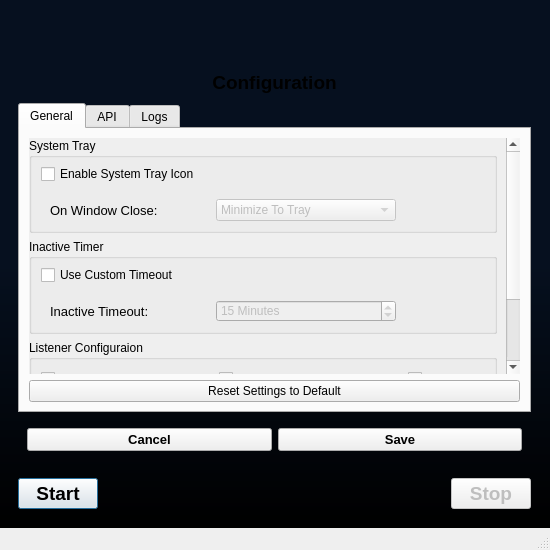
The window that src/ui/forms/mainwindow.ui (bitcap-co/bitcap-ipr) describes before a commit, drawn with Qt 5.
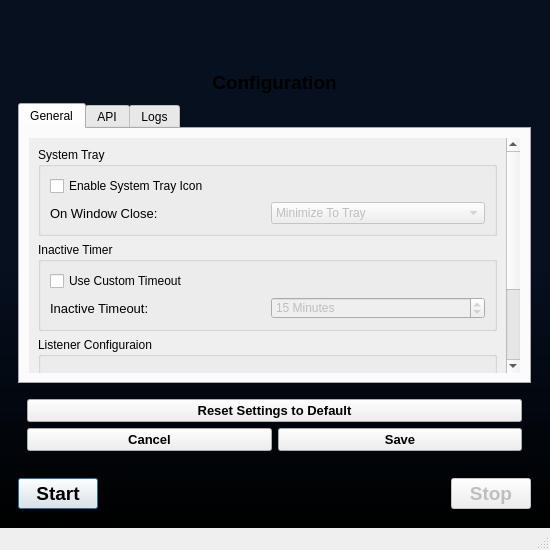
The same window after the commit. The open tabs and pages were chosen to show the change.

Diff of the .ui file:
```diff
--- a/src/ui/forms/mainwindow.ui
+++ b/src/ui/forms/mainwindow.ui
@@ -423,41 +423,17 @@
                       <rect>
                        <x>0</x>
                        <y>0</y>
-                       <width>478</width>
-                       <height>361</height>
+                       <width>477</width>
+                       <height>383</height>
                       </rect>
                      </property>
                      <layout class="QVBoxLayout" name="verticalLayout_19">
-                      <property name="leftMargin">
-                       <number>0</number>
-                      </property>
-                      <property name="topMargin">
-                       <number>0</number>
-                      </property>
-                      <property name="rightMargin">
-                       <number>9</number>
-                      </property>
-                      <property name="bottomMargin">
-                       <number>0</number>
-                      </property>
                       <item>
                        <widget class="QGroupBox" name="groupSystemTray">
                         <property name="title">
                          <string>System Tray</string>
                         </property>
                         <layout class="QVBoxLayout" name="verticalLayout_5">
-                         <property name="leftMargin">
-                          <number>9</number>
-                         </property>
-                         <property name="topMargin">
-                          <number>6</number>
-                         </property>
-                         <property name="rightMargin">
-                          <number>0</number>
-                         </property>
-                         <property name="bottomMargin">
-                          <number>0</number>
-                         </property>
                          <item>
                           <widget class="QCheckBox" name="checkEnableSysTray">
                            <property name="sizePolicy">
@@ -474,6 +450,18 @@
                          <item>
                           <widget class="QWidget" name="hwrapper_2" native="true">
                            <layout class="QHBoxLayout" name="horizontalLayout_7">
+                            <property name="leftMargin">
+                             <number>0</number>
+                            </property>
+                            <property name="topMargin">
+                             <number>0</number>
+                            </property>
+                            <property name="rightMargin">
+                             <number>0</number>
+                            </property>
+                            <property name="bottomMargin">
+                             <number>0</number>
+                            </property>
                             <item>
                              <widget class="QLabel" name="label_4">
                               <property name="font">
@@ -490,15 +478,6 @@
                              </widget>
                             </item>
                             <item>
-                             <widget class="QWidget" name="splitter_5" native="true">
-                              <layout class="QHBoxLayout" name="horizontalLayout_19">
-                               <property name="topMargin">
-                                <number>0</number>
-                               </property>
-                               <property name="bottomMargin">
-                                <number>0</number>
-                               </property>
-                               <item>
                                 <widget class="QComboBox" name="comboOnWindowClose">
                                  <property name="enabled">
                                   <bool>false</bool>
@@ -533,25 +512,6 @@
                                  </item>
                                 </widget>
                                </item>
-                               <item>
-                                <spacer name="horizontalSpacer_8">
-                                 <property name="orientation">
-                                  <enum>Qt::Orientation::Horizontal</enum>
-                                 </property>
-                                 <property name="sizeType">
-                                  <enum>QSizePolicy::Policy::Preferred</enum>
-                                 </property>
-                                 <property name="sizeHint" stdset="0">
-                                  <size>
-                                   <width>80</width>
-                                   <height>20</height>
-                                  </size>
-                                 </property>
-                                </spacer>
-                               </item>
-                              </layout>
-                             </widget>
-                            </item>
                            </layout>
                           </widget>
                          </item>
@@ -564,15 +524,6 @@
                          <string>Inactive Timer</string>
                         </property>
                         <layout class="QVBoxLayout" name="verticalLayout_14">
-                         <property name="topMargin">
-                          <number>6</number>
-                         </property>
-                         <property name="rightMargin">
-                          <number>0</number>
-                         </property>
-                         <property name="bottomMargin">
-                          <number>0</number>
-                         </property>
                          <item>
                           <widget class="QCheckBox" name="checkUseCustomTimeout">
                            <property name="text">
@@ -586,6 +537,18 @@
                          <item>
                           <widget class="QWidget" name="hwrapper_13" native="true">
                            <layout class="QHBoxLayout" name="horizontalLayout_28">
+                            <property name="leftMargin">
+                             <number>0</number>
+                            </property>
+                            <property name="topMargin">
+                             <number>0</number>
+                            </property>
+                            <property name="rightMargin">
+                             <number>0</number>
+                            </property>
+                            <property name="bottomMargin">
+                             <number>0</number>
+                            </property>
                             <item>
                              <widget class="QLabel" name="label_9">
                               <property name="font">
@@ -602,15 +565,6 @@
                              </widget>
                             </item>
                             <item>
-                             <widget class="QWidget" name="splitter_6" native="true">
-                              <layout class="QHBoxLayout" name="horizontalLayout_29">
-                               <property name="topMargin">
-                                <number>0</number>
-                               </property>
-                               <property name="bottomMargin">
-                                <number>0</number>
-                               </property>
-                               <item>
                                 <widget class="QSpinBox" name="spinInactiveTimeout">
                                  <property name="enabled">
                                   <bool>false</bool>
@@ -659,25 +613,6 @@
                                  </property>
                                 </widget>
                                </item>
-                               <item>
-                                <spacer name="horizontalSpacer_9">
-                                 <property name="orientation">
-                                  <enum>Qt::Orientation::Horizontal</enum>
-                                 </property>
-                                 <property name="sizeType">
-                                  <enum>QSizePolicy::Policy::Preferred</enum>
-                                 </property>
-                                 <property name="sizeHint" stdset="0">
-                                  <size>
-                                   <width>80</width>
-                                   <height>20</height>
-                                  </size>
-                                 </property>
-                                </spacer>
-                               </item>
-                              </layout>
-                             </widget>
-                            </item>
                            </layout>
                           </widget>
                          </item>
@@ -690,35 +625,11 @@
                          <string>Listener Configuraion</string>
                         </property>
                         <layout class="QVBoxLayout" name="verticalLayout_11">
-                         <property name="leftMargin">
-                          <number>0</number>
-                         </property>
-                         <property name="topMargin">
-                          <number>0</number>
-                         </property>
-                         <property name="rightMargin">
-                          <number>0</number>
-                         </property>
-                         <property name="bottomMargin">
-                          <number>0</number>
-                         </property>
                          <item>
                           <widget class="QWidget" name="hwrapper_9" native="true">
                            <layout class="QHBoxLayout" name="horizontalLayout_20">
                             <property name="spacing">
-                             <number>100</number>
-                            </property>
-                            <property name="leftMargin">
-                             <number>9</number>
-                            </property>
-                            <property name="topMargin">
-                             <number>9</number>
-                            </property>
-                            <property name="rightMargin">
-                             <number>9</number>
-                            </property>
-                            <property name="bottomMargin">
-                             <number>9</number>
+                             <number>70</number>
                             </property>
                             <item>
                              <widget class="QCheckBox" name="checkListenAntminer">
@@ -790,7 +701,7 @@
                              <number>0</number>
                             </property>
                             <property name="topMargin">
-                             <number>2</number>
+                             <number>0</number>
                             </property>
                             <property name="rightMargin">
                              <number>0</number>
@@ -802,19 +713,7 @@
                              <widget class="QWidget" name="hwrapper_8" native="true">
                               <layout class="QHBoxLayout" name="horizontalLayout_22">
                                <property name="spacing">
-                                <number>100</number>
-                               </property>
-                               <property name="leftMargin">
-                                <number>9</number>
-                               </property>
-                               <property name="topMargin">
-                                <number>9</number>
-                               </property>
-                               <property name="rightMargin">
-                                <number>9</number>
-                               </property>
-                               <property name="bottomMargin">
-                                <number>9</number>
+                                <number>70</number>
                                </property>
                                <item>
                                 <widget class="QCheckBox" name="checkListenGoldshell">
@@ -877,13 +776,6 @@
                     </widget>
                    </widget>
                   </item>
-                  <item>
-                   <widget class="QPushButton" name="actionIPRResetConfig">
-                    <property name="text">
-                     <string>Reset Settings to Default</string>
-                    </property>
-                   </widget>
-                  </item>
                  </layout>
                 </widget>
                 <widget class="QWidget" name="tabAPI">
@@ -1869,8 +1761,36 @@
                </widget>
               </item>
               <item>
+               <widget class="QWidget" name="configControls" native="true">
+                <layout class="QVBoxLayout" name="verticalLayout_20">
+                 <item>
+                  <widget class="QPushButton" name="actionIPRResetConfig">
+                   <property name="font">
+                    <font>
+                     <pointsize>10</pointsize>
+                     <bold>true</bold>
+                    </font>
+                   </property>
+                   <property name="text">
+                    <string>Reset Settings to Default</string>
+                   </property>
+                  </widget>
+                 </item>
+                 <item>
                <widget class="QWidget" name="hwrapper_7" native="true">
                 <layout class="QHBoxLayout" name="horizontalLayout_15">
+                    <property name="leftMargin">
+                     <number>0</number>
+                    </property>
+                    <property name="topMargin">
+                     <number>0</number>
+                    </property>
+                    <property name="rightMargin">
+                     <number>0</number>
+                    </property>
+                    <property name="bottomMargin">
+                     <number>0</number>
+                    </property>
                  <item>
                   <widget class="QPushButton" name="actionIPRCancelConfig">
                    <property name="font">
@@ -1895,6 +1815,9 @@
                    <property name="text">
                     <string>Save</string>
                    </property>
+                     </widget>
+                    </item>
+                   </layout>
                   </widget>
                  </item>
                 </layout>
```
Lines whose indentation alone changed are shown as unchanged.
